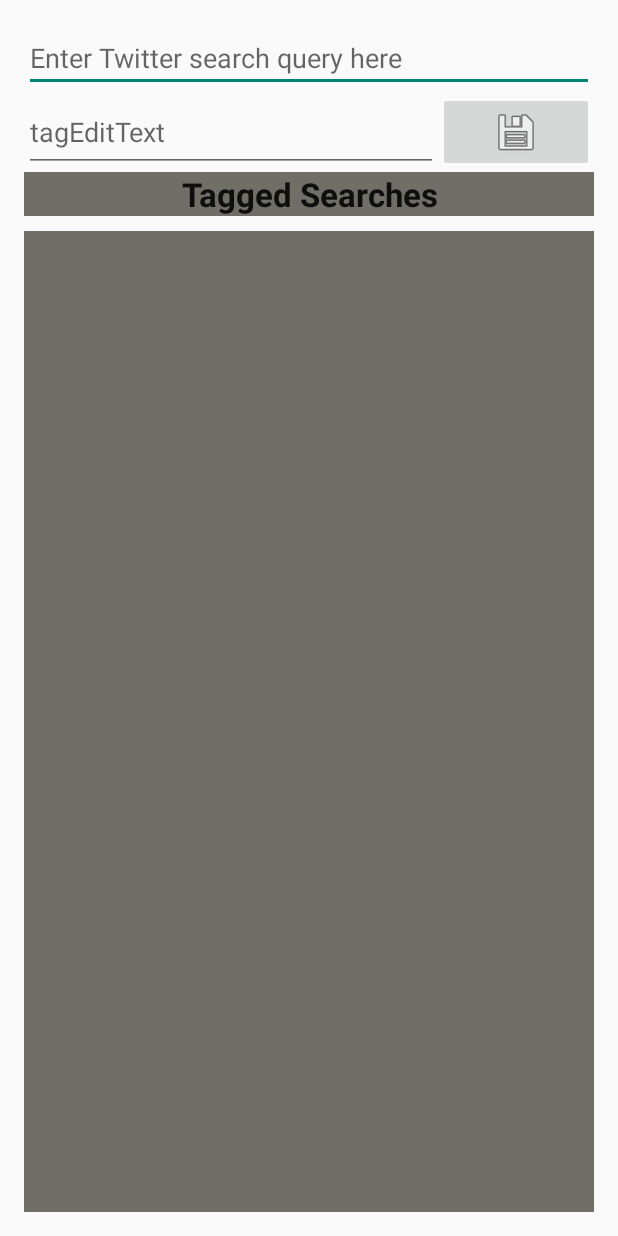
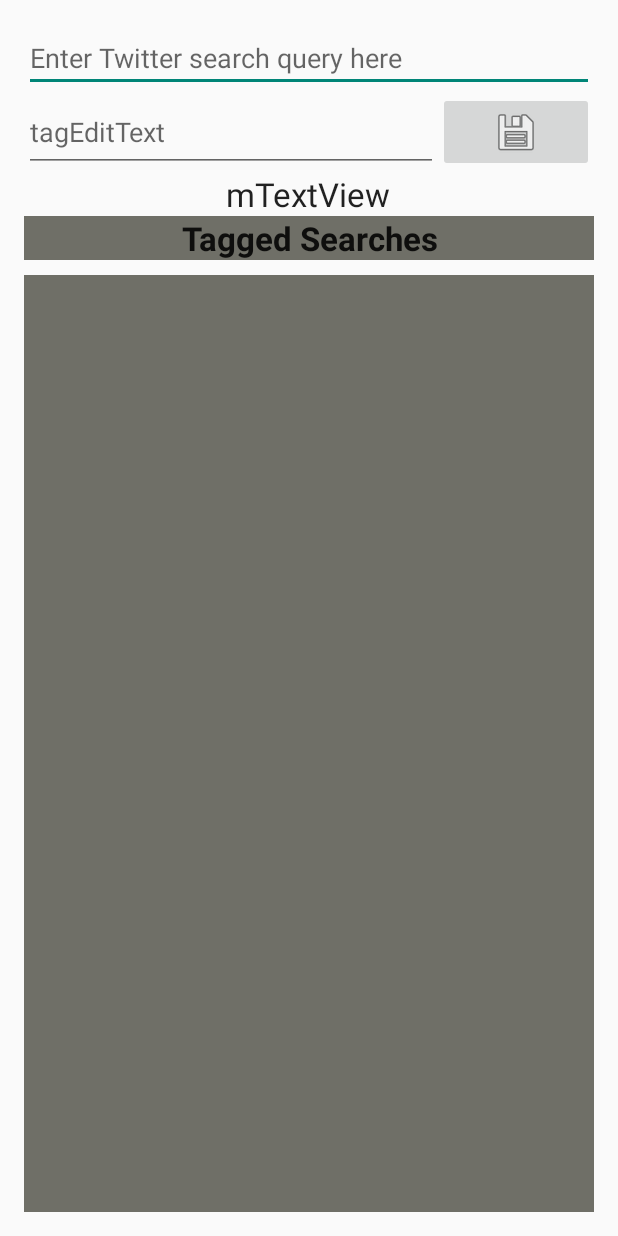
Before and after one commit to ncivili/Android-Projects, an Android app: the screen it shows after launch (MainActivity), on a phone screen of 412 x 824 dp. Run offline under Robolectric (Android 15) with nearby library versions, the phone set to English and light mode, and no system bars; our stand-ins replace Volley.

Commit message:
Initial check in for Recommend Me Music project

```diff
--- a/TwitterSearches/app/src/main/java/com/npcf34/android/twittersearches/MainActivity.java
+++ b/TwitterSearches/app/src/main/java/com/npcf34/android/twittersearches/MainActivity.java
@@ -33,6 +33,7 @@ public class MainActivity extends ListActivity {
 
     private EditText queryEditText; // EditText where user enters a query
     private EditText tagEditText; // EditText where user tags a query
+    private TextView mTextView;
     private SharedPreferences savedSearches; // user's favorite searches
     private ArrayList<String> tags; // list of tags for saved searches
     private ArrayAdapter<String> adapter; // binds tags to ListView
@@ -44,6 +45,7 @@ public class MainActivity extends ListActivity {
         // get references to the EditTexts //TODO
         queryEditText = (EditText) findViewById(R.id.queryEditText);
         tagEditText = (EditText) findViewById(R.id.tagEditText);
+        mTextView = (TextView) findViewById(R.id.mTextView);
 
         // get the SharedPreferences containing the user's saved searches //TODO
         savedSearches = getSharedPreferences(SEARCHES, MODE_PRIVATE);
@@ -124,7 +126,7 @@ public class MainActivity extends ListActivity {
                     mTextView.setText(new String(error.networkResponse.data));
                 }
             });
-// Add the request to the RequestQueue.
+            // Add the request to the RequestQueue.
             queue.add(stringRequest);
 
 
--- a/TwitterSearches/app/src/main/res/layout/activity_main.xml
+++ b/TwitterSearches/app/src/main/res/layout/activity_main.xml
@@ -40,12 +40,19 @@
         android:layout_height="fill_parent">
 
         <TextView
+            android:layout_width="wrap_content"
+            android:layout_height="wrap_content"
+            android:textAppearance="?android:attr/textAppearanceLarge"
+            android:text="@string/mTextView"
+            android:id="@+id/mTextView"
+            android:layout_gravity="center_horizontal" />
+
+        <TextView
             android:layout_width="match_parent"
             android:layout_height="wrap_content"
             android:textAppearance="?android:attr/textAppearanceLarge"
             android:text="@string/taggedText"
             android:id="@+id/textView"
-            android:layout_gravity="center_horizontal"
             android:gravity="center"
             android:textStyle="bold"
             android:background="#ff6f6f67"
--- a/TwitterSearches/app/src/main/res/values/strings.xml
+++ b/TwitterSearches/app/src/main/res/values/strings.xml
@@ -8,5 +8,6 @@
     <string name="tagQueryText">Tag your Query</string>
     <string name="taggedText">Tagged Searches</string>
     <string name="tagEditText">tagEditText</string>
+    <string name="mTextView">mTextView</string>
 
 </resources>
```
